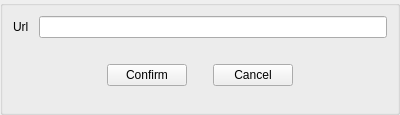
First picture: the form in src/Editor/Resources/WebResourceOverlay.ui, repository RemotelyChaotic/JOIPEngine, before the edit.
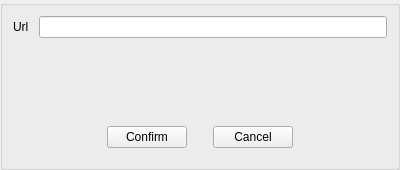
Second picture: the form after the edit. Custom widgets are drawn as their Qt base class.

Commit message: weboverlay fix & broken transparent page

Patch:
```diff
--- a/src/Editor/Resources/WebResourceOverlay.ui
+++ b/src/Editor/Resources/WebResourceOverlay.ui
@@ -7,7 +7,7 @@
     <x>0</x>
     <y>0</y>
     <width>400</width>
-    <height>115</height>
+    <height>170</height>
    </rect>
   </property>
   <property name="sizePolicy">
@@ -68,9 +68,6 @@
       <property name="spacing">
        <number>10</number>
       </property>
-      <item row="0" column="1">
-       <widget class="QLineEdit" name="pUrlLineEdit"/>
-      </item>
       <item row="0" column="0">
        <widget class="QLabel" name="label">
         <property name="text">
@@ -78,7 +75,10 @@
         </property>
        </widget>
       </item>
-      <item row="1" column="0" colspan="2">
+      <item row="0" column="1">
+       <widget class="QLineEdit" name="pUrlLineEdit"/>
+      </item>
+      <item row="2" column="0" colspan="2">
        <widget class="QWidget" name="widget" native="true">
         <layout class="QGridLayout" name="gridLayout">
          <item row="0" column="3">
@@ -140,6 +140,19 @@
         </layout>
        </widget>
       </item>
+      <item row="1" column="1">
+       <spacer name="verticalSpacer">
+        <property name="orientation">
+         <enum>Qt::Vertical</enum>
+        </property>
+        <property name="sizeHint" stdset="0">
+         <size>
+          <width>20</width>
+          <height>40</height>
+         </size>
+        </property>
+       </spacer>
+      </item>
      </layout>
     </widget>
    </item>
```
The commit also changes 1 other file.
